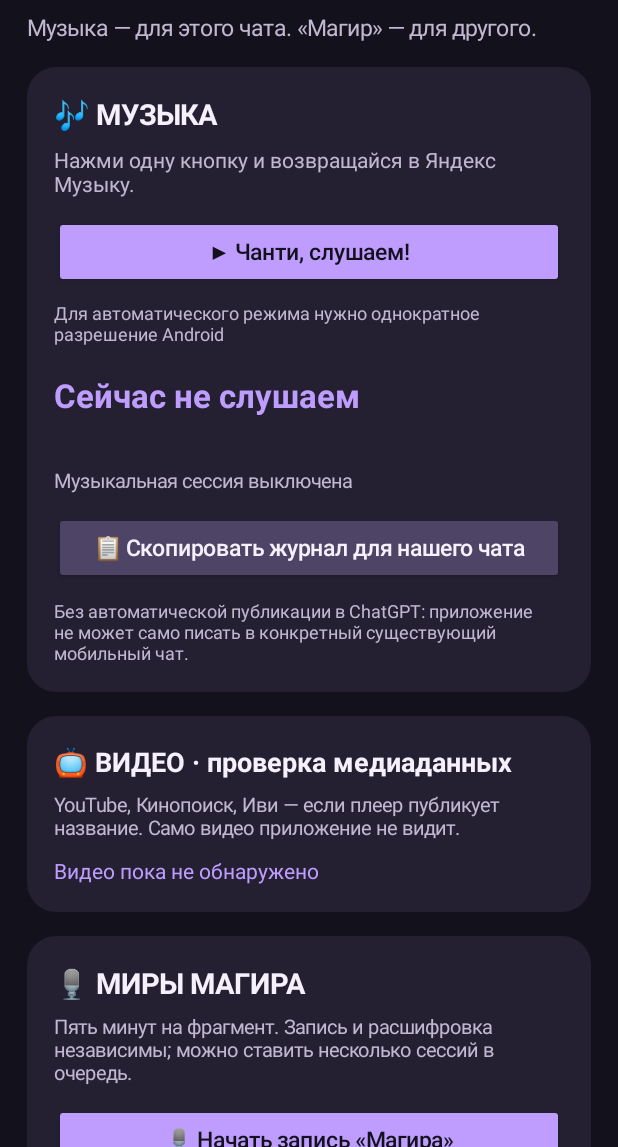
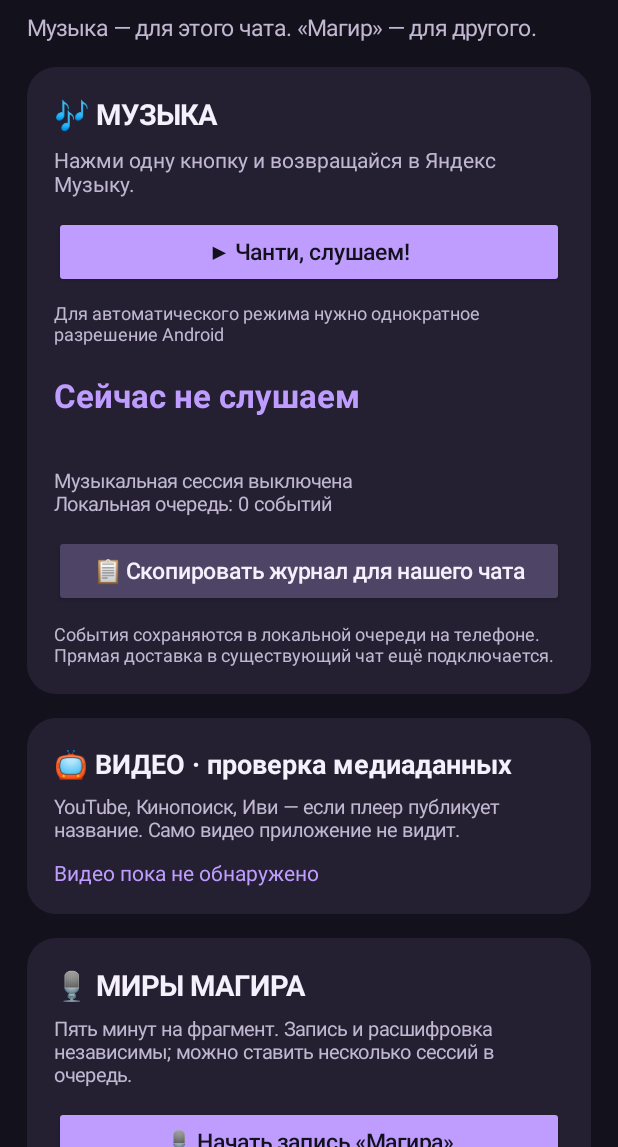
Before and after one commit to ostrovskaia220896-spec/chanti-slushaet, an Android app: the screen it shows after launch (MainActivity), on a phone screen of 412 x 824 dp, the part 89-1236 px from its top. Run offline under Robolectric (Android 15) with nearby library versions, the phone set to English and light mode, and no system bars; pictures from the network do not load.

Commit message:
Show local music outbox status in app

```diff
--- a/app/src/main/java/ru/chanti/slushaet/MainActivity.java
+++ b/app/src/main/java/ru/chanti/slushaet/MainActivity.java
@@ -113,8 +113,8 @@ public final class MainActivity extends Activity {
         musicArtist=text("",16,WHITE,false);music.addView(musicArtist,space(4));
         musicStatus=text("",13,SUB,false);music.addView(musicStatus,space(7));
         music.addView(button("📋 Скопировать журнал для нашего чата",false,v->copyDiary()),space(12));
-        music.addView(text("Без автоматической публикации в ChatGPT: приложение не может само " +
-            "писать в конкретный существующий мобильный чат.",12,SUB,false),space(9));
+        music.addView(text("События сохраняются в локальной очереди на телефоне. " +
+            "Прямая доставка в существующий чат ещё подключается.",12,SUB,false),space(9));
 
         LinearLayout video=card(root);
         video.addView(text("📺 ВИДЕО · проверка медиаданных",18,WHITE,true));
@@ -481,9 +481,14 @@ public final class MainActivity extends Activity {
             "Для автоматического режима нужно однократное разрешение Android");
         musicTitle.setText(song.title.isEmpty()?(song.active?"Жду музыку…":"Сейчас не слушаем"):song.title);
         musicArtist.setText(song.artist);
-        musicStatus.setText(song.active?(song.playing?
+        String playbackStatus=song.active?(song.playing?
             "● Сейчас играет · "+Math.round(song.heardMs/1000.0)+" с":"○ На паузе или жду плеер"):
-            "Музыкальная сессия выключена");
+            "Музыкальная сессия выключена";
+        String outboxError=TrackStore.outboxError(this);
+        String queueStatus=outboxError.isEmpty()?
+            "Локальная очередь: "+TrackStore.outboxPending(this)+" событий":
+            "Локальная очередь: ошибка сохранения ("+outboxError+")";
+        musicStatus.setText(playbackStatus+"\n"+queueStatus);
         videoStatus.setText(VideoStore.current(this));
 
         boolean r=recording();
```
